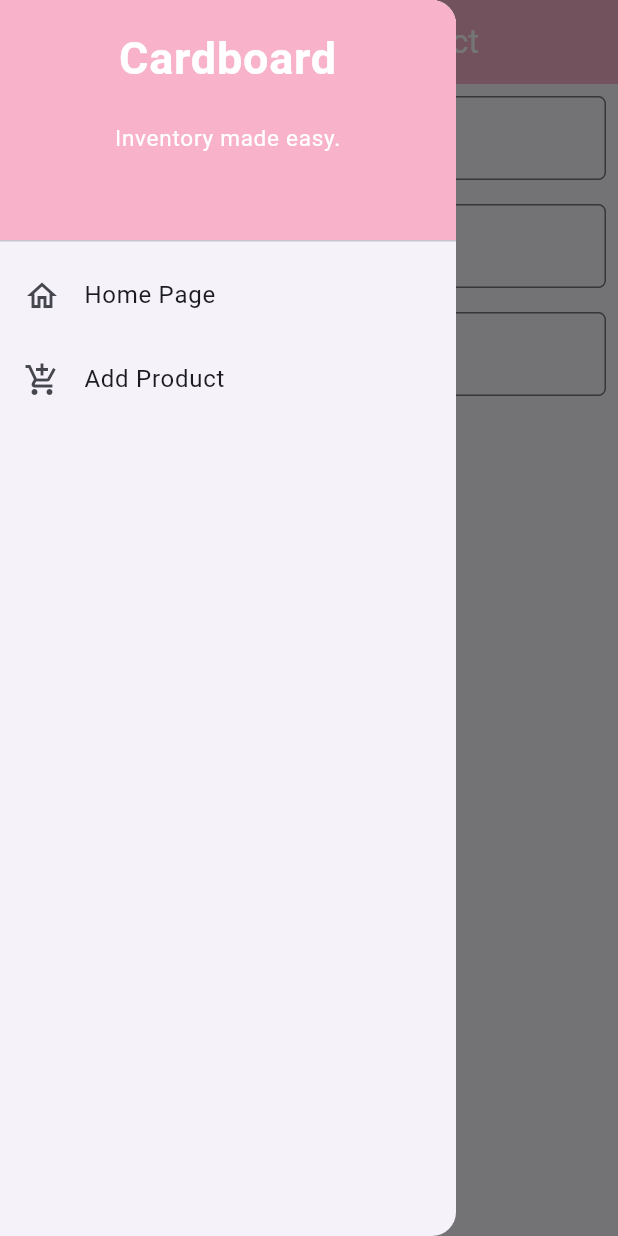
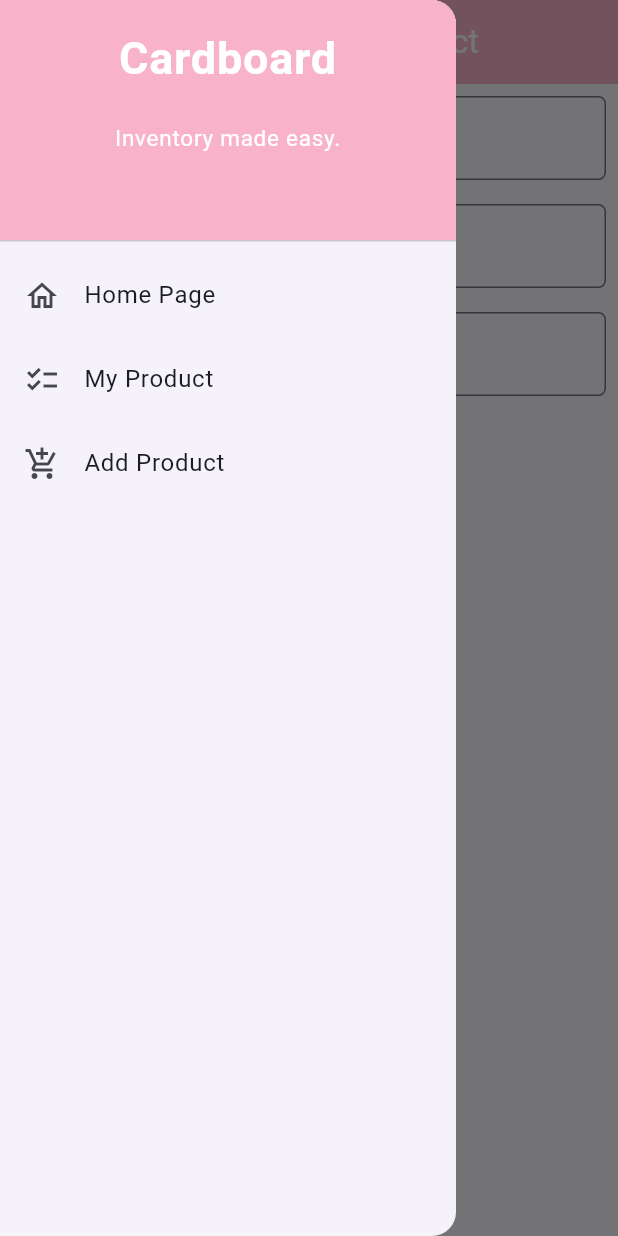
Before and after one commit to rachelzn/Cardboard, a Flutter app: the CardboardFormPage screen opened directly, with the side drawer open, on a phone screen of 412 x 824 dp. Run offline on Flutter 3.47's test engine with Material 2 defaults, Android fonts, the phone set to English and light mode, and no system bars.

Commit message:
create and display product list page

```diff
--- /dev/null
+++ b/lib/globals.dart
@@ -0,0 +1,4 @@
+// globals.dart
+import 'package:cardboard/models/product.dart';
+
+List<Product> globalProductList = [];
--- /dev/null
+++ b/lib/models/product.dart
@@ -0,0 +1,13 @@
+class Product {
+  String name;
+  int quantity;
+  String description;
+
+  Product(
+      {required this.name, required this.quantity, required this.description});
+
+  @override
+  String toString() {
+    return 'Product{name: $name, price: $quantity, description: $description}';
+  }
+}
--- a/lib/screens/boardlist_form.dart
+++ b/lib/screens/boardlist_form.dart
@@ -1,4 +1,6 @@
+import 'package:cardboard/models/product.dart';
 import 'package:flutter/material.dart';
+import 'package:cardboard/globals.dart';
 import 'package:cardboard/widgets/left_drawer.dart';
 
 class CardboardFormPage extends StatefulWidget {
@@ -11,7 +13,7 @@ class CardboardFormPage extends StatefulWidget {
 class _CardboardFormPageState extends State<CardboardFormPage> {
   final _formKey = GlobalKey<FormState>();
   String _name = "";
-  int _price = 0;
+  int _quantity = 0;
   String _description = "";
 
   @override
@@ -71,23 +73,23 @@ class _CardboardFormPageState extends State<CardboardFormPage> {
                 padding: const EdgeInsets.all(8.0),
                 child: TextFormField(
                   decoration: InputDecoration(
-                    hintText: "Price",
-                    labelText: "Price",
+                    hintText: "Amount",
+                    labelText: "Amount",
                     border: OutlineInputBorder(
                       borderRadius: BorderRadius.circular(5.0),
                     ),
                   ),
                   onChanged: (String? value) {
                     setState(() {
-                      _price = int.parse(value!);
+                      _quantity = int.parse(value!);
                     });
                   },
                   validator: (String? value) {
                     if (value == null || value.isEmpty) {
-                      return "Price cannot be blank!";
+                      return "Amount cannot be blank!";
                     }
                     if (int.tryParse(value) == null) {
-                      return "Price should be an integer!";
+                      return "Amount should be an integer!";
                     }
                     return null;
                   },
@@ -126,7 +128,16 @@ class _CardboardFormPageState extends State<CardboardFormPage> {
                           MaterialStateProperty.all(Color(0xFFF8B3CA)),
                     ),
                     onPressed: () {
+                      // Create a new product instance
+                      Product newProduct = Product(
+                        name: _name,
+                        quantity: _quantity,
+                        description: _description,
+                      );
+                      // Add the new product to the global list
+                      globalProductList.add(newProduct);
                       if (_formKey.currentState!.validate()) {
+                        // Product instance
                         showDialog(
                           context: context,
                           builder: (context) {
@@ -137,7 +148,7 @@ class _CardboardFormPageState extends State<CardboardFormPage> {
                                   crossAxisAlignment: CrossAxisAlignment.start,
                                   children: [
                                     Text('Name: $_name'),
-                                    Text('Price: $_price'),
+                                    Text('Quantity: $_quantity'),
                                     Text('Description: $_description'),
                                   ],
                                 ),
--- /dev/null
+++ b/lib/screens/product_list.dart
@@ -0,0 +1,31 @@
+import 'package:flutter/material.dart';
+import 'package:cardboard/models/product.dart';
+
+class ProductListPage extends StatelessWidget {
+  final List<Product> products;
+
+  ProductListPage({super.key, required this.products});
+
+  @override
+  Widget build(BuildContext context) {
+    return Scaffold(
+      appBar: AppBar(
+        title: Text('Product List'),
+        backgroundColor: Color(0xFFF8B3CA),
+      ),
+      body: ListView.builder(
+        itemCount: products.length,
+        itemBuilder: (context, index) {
+          final product = products[index];
+          return Card(
+            child: ListTile(
+              title: Text(product.name),
+              subtitle: Text(
+                  'Quantity: ${product.quantity}\nDescription: ${product.description}'),
+            ),
+          );
+        },
+      ),
+    );
+  }
+}
--- a/lib/widgets/left_drawer.dart
+++ b/lib/widgets/left_drawer.dart
@@ -1,6 +1,8 @@
 // ignore_for_file: prefer_const_literals_to_create_immutables
 
+import 'package:cardboard/screens/product_list.dart';
 import 'package:flutter/material.dart';
+import 'package:cardboard/globals.dart';
 import 'package:cardboard/screens/menu.dart';
 import 'package:cardboard/screens/boardlist_form.dart';
 
@@ -54,6 +56,19 @@ class LeftDrawer extends StatelessWidget {
             },
           ),
           ListTile(
+            leading: const Icon(Icons.checklist),
+            title: const Text('My Product'),
+            // Redirection to ProductList
+            onTap: () {
+              Navigator.push(
+                context,
+                MaterialPageRoute(
+                    builder: (context) =>
+                        ProductListPage(products: globalProductList)),
+              );
+            },
+          ),
+          ListTile(
             leading: const Icon(Icons.add_shopping_cart),
             title: const Text('Add Product'),
             // Bagian redirection ke ShopFormPage
```
Also changed, not shown: lib/widgets/board_card.dart (+10 -1 lines).
